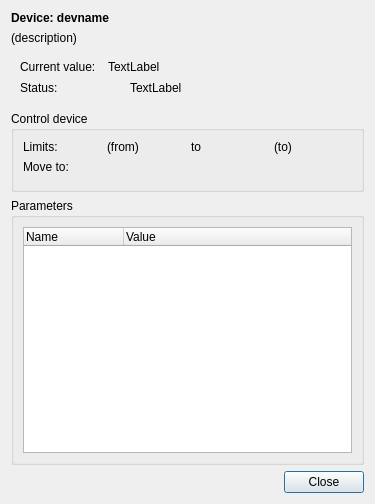
This is lib/nicos/clients/gui/panels/devices_one.ui in mlz-ictrl/nicos as Qt 5 draws it before an edit. The edited form follows.
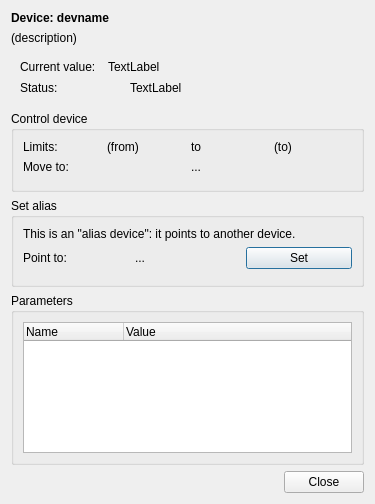
This is the edited form. Icons and pictures are not drawn.

Commit message:
core/gui: add a dedicated parameter type for nicos device names
Use this in guisupport to provide a widget with a list of nicos devices.

Use that widget in the devices panel to offer a dedicated area to set
the alias device target.  (Try with the "T" device in the demo setup.)

Fixes: #1134

Diff of the .ui file:
```diff
--- a/lib/nicos/clients/gui/panels/devices_one.ui
+++ b/lib/nicos/clients/gui/panels/devices_one.ui
@@ -178,6 +178,13 @@
           </property>
          </widget>
         </item>
+        <item>
+         <widget class="QLabel" name="label_8">
+          <property name="text">
+           <string>...</string>
+          </property>
+         </widget>
+        </item>
        </layout>
       </item>
       <item>
@@ -190,6 +197,54 @@
      </layout>
     </widget>
    </item>
+   <item>
+    <widget class="QGroupBox" name="aliasGroup">
+     <property name="title">
+      <string>Set alias</string>
+     </property>
+     <layout class="QVBoxLayout" name="verticalLayout_4">
+      <item>
+       <widget class="QLabel" name="label">
+        <property name="text">
+         <string>This is an &quot;alias device&quot;: it points to another device.</string>
+        </property>
+       </widget>
+      </item>
+      <item>
+       <layout class="QHBoxLayout" name="targetLayoutAlias">
+        <item>
+         <widget class="QLabel" name="label_6">
+          <property name="text">
+           <string>Point to:</string>
+          </property>
+         </widget>
+        </item>
+        <item>
+         <widget class="QLabel" name="label_5">
+          <property name="text">
+           <string>...</string>
+          </property>
+         </widget>
+        </item>
+        <item>
+         <widget class="QPushButton" name="setAliasBtn">
+          <property name="text">
+           <string>Set</string>
+          </property>
+         </widget>
+        </item>
+       </layout>
+      </item>
+      <item>
+       <widget class="QDialogButtonBox" name="moveBtns_2">
+        <property name="standardButtons">
+         <set>QDialogButtonBox::NoButton</set>
+        </property>
+       </widget>
+      </item>
+     </layout>
+    </widget>
+   </item>
    <item>
     <widget class="QGroupBox" name="paramGroup">
      <property name="title">
```
The commit also changes 5 other files.
